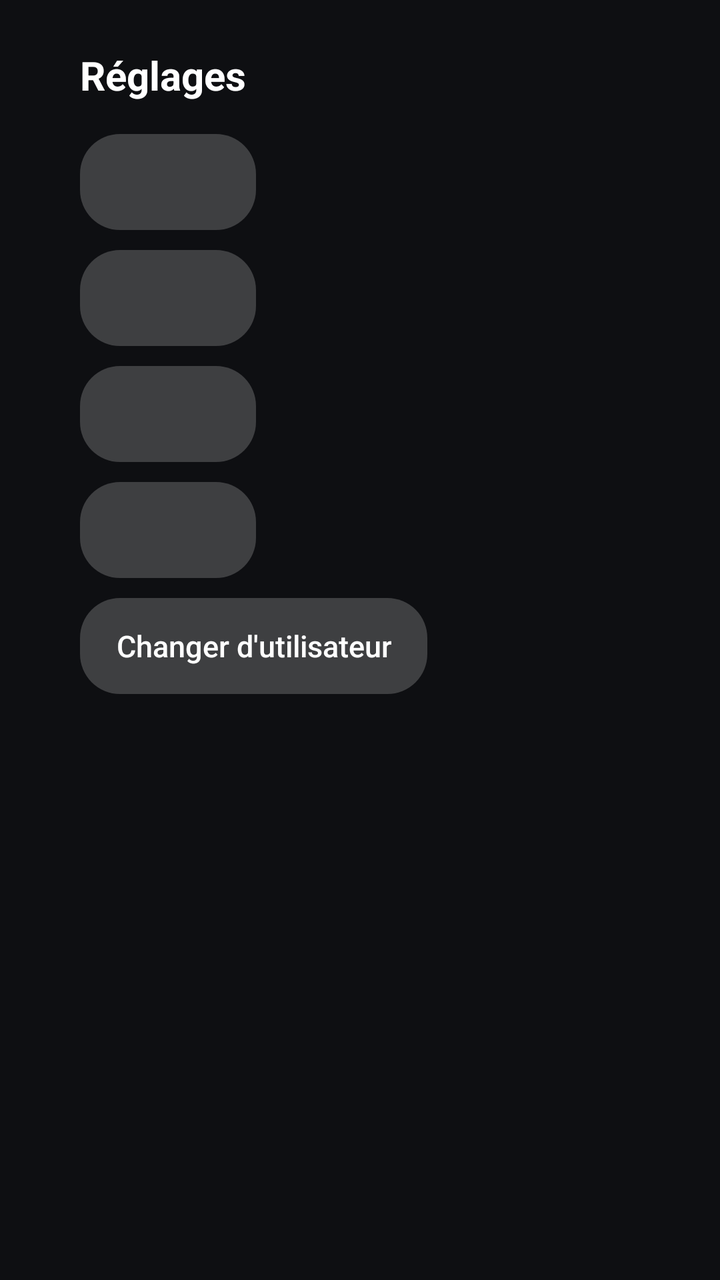
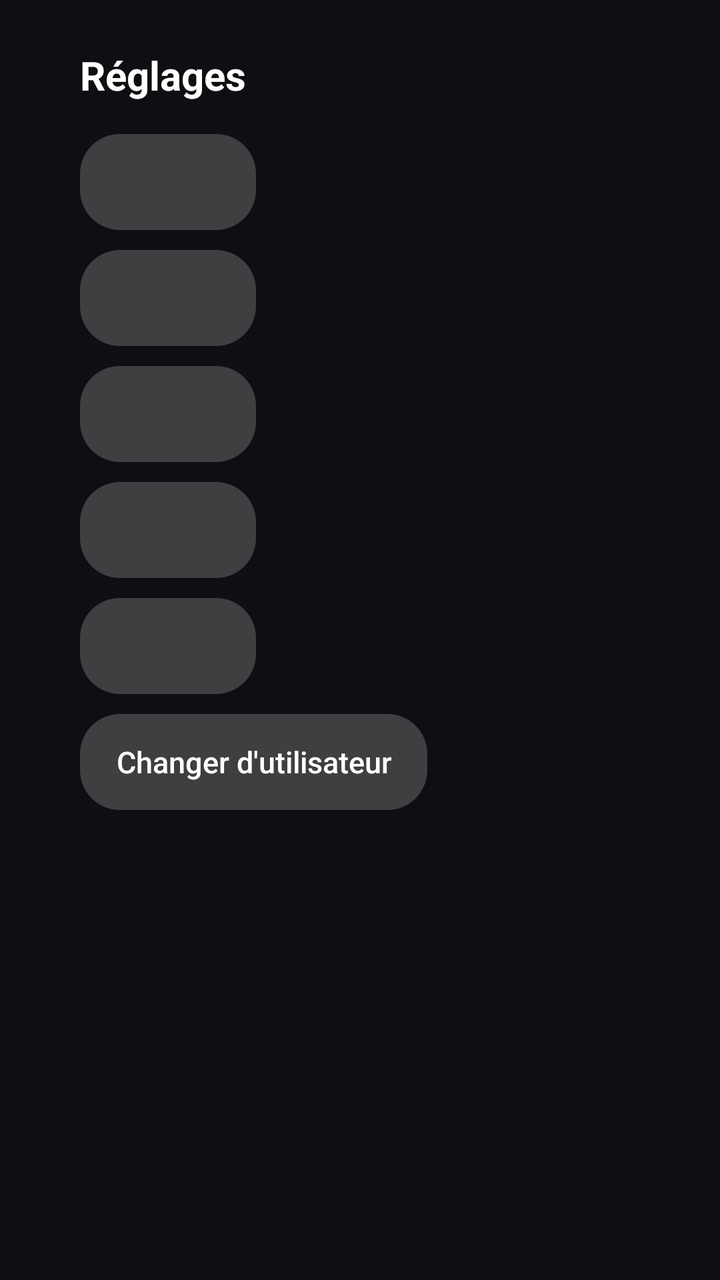

An Android layout rendered at two revisions. The XML below is the earlier revision; the diff shows what the commit changed to produce the second picture.
<!-- AndroidManifest.xml: application theme AppTheme -->
<!-- res/layout/activity_settings.xml -->
<?xml version="1.0" encoding="utf-8"?>
<LinearLayout xmlns:android="http://schemas.android.com/apk/res/android"
    android:layout_width="match_parent"
    android:layout_height="match_parent"
    android:orientation="vertical"
    android:paddingStart="40dp"
    android:paddingTop="24dp">

    <TextView style="@style/Title" android:layout_width="wrap_content" android:layout_height="wrap_content"
        android:layout_marginBottom="16dp" android:text="Réglages" />

    <Button android:id="@+id/server" style="@style/Btn" android:layout_marginBottom="10dp" />
    <Button android:id="@+id/burn" style="@style/Btn" android:layout_marginBottom="10dp" />
    <Button android:id="@+id/lang" style="@style/Btn" android:layout_marginBottom="10dp" />
    <Button android:id="@+id/bitrate" style="@style/Btn" android:layout_marginBottom="10dp" />
    <Button android:id="@+id/logout" style="@style/Btn" android:layout_marginBottom="10dp" android:text="Changer d'utilisateur" />

</LinearLayout>
<!-- resources referenced by this layout -->
<resources>
  <style name="Btn">
          <item name="android:layout_width">wrap_content</item>
          <item name="android:layout_height">wrap_content</item>
          <item name="android:background">@drawable/btn_bg</item>
          <item name="android:textColor">@color/btn_text</item>
          <item name="android:textSize">15sp</item>
          <item name="android:paddingStart">18dp</item>
          <item name="android:paddingEnd">18dp</item>
          <item name="android:paddingTop">8dp</item>
          <item name="android:paddingBottom">8dp</item>
          <item name="android:layout_marginEnd">10dp</item>
          <item name="android:focusable">true</item>
          <item name="android:stateListAnimator">@null</item>
          <item name="android:textAllCaps">false</item>
          <item name="android:singleLine">true</item>
      </style>
  <style name="Title">
          <item name="android:textColor">@android:color/white</item>
          <item name="android:textSize">20sp</item>
          <item name="android:textStyle">bold</item>
      </style>
  <style name="AppTheme" parent="@android:style/Theme.DeviceDefault.NoActionBar">
          <item name="android:windowBackground">@color/bg</item>
          <item name="android:colorAccent">@color/accent</item>
          <item name="android:windowAnimationStyle">@null</item>
          <item name="android:windowContentTransitions">false</item>
      </style>
  <!-- drawable btn_bg (drawable) -->
  <?xml version="1.0" encoding="utf-8"?>
  <selector xmlns:android="http://schemas.android.com/apk/res/android">
      <item android:state_focused="true">
          <shape><solid android:color="@android:color/white" /><corners android:radius="20dp" /></shape>
      </item>
      <item android:state_activated="true">
          <shape><solid android:color="@color/accent" /><corners android:radius="20dp" /></shape>
      </item>
      <item>
          <shape><solid android:color="#33FFFFFF" /><corners android:radius="20dp" /></shape>
      </item>
  </selector>
  <color name="bg">#FF0E0F12</color>
  <color name="accent">#FF00A4DC</color>
</resources>

<!-- the commit's change to res/layout/activity_settings.xml (unified diff, before → after) -->
@@ -12,6 +12,7 @@
     <Button android:id="@+id/server" style="@style/Btn" android:layout_marginBottom="10dp" />
     <Button android:id="@+id/burn" style="@style/Btn" android:layout_marginBottom="10dp" />
     <Button android:id="@+id/lang" style="@style/Btn" android:layout_marginBottom="10dp" />
+    <Button android:id="@+id/seek" style="@style/Btn" android:layout_marginBottom="10dp" />
     <Button android:id="@+id/bitrate" style="@style/Btn" android:layout_marginBottom="10dp" />
     <Button android:id="@+id/logout" style="@style/Btn" android:layout_marginBottom="10dp" android:text="Changer d'utilisateur" />
 
